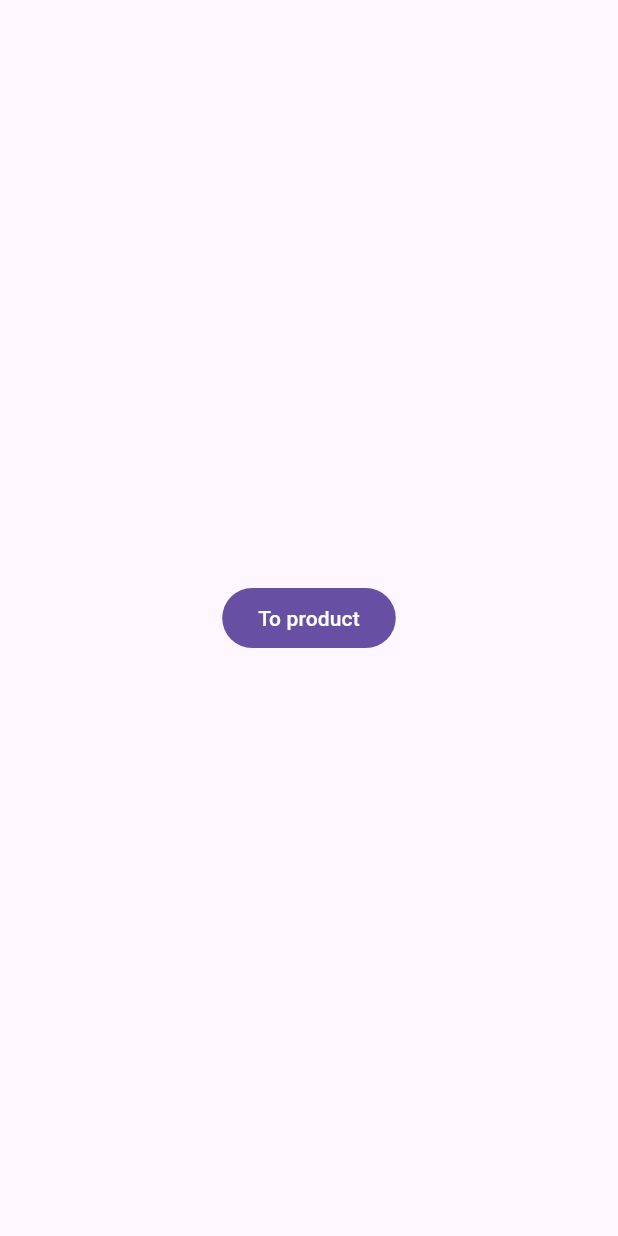
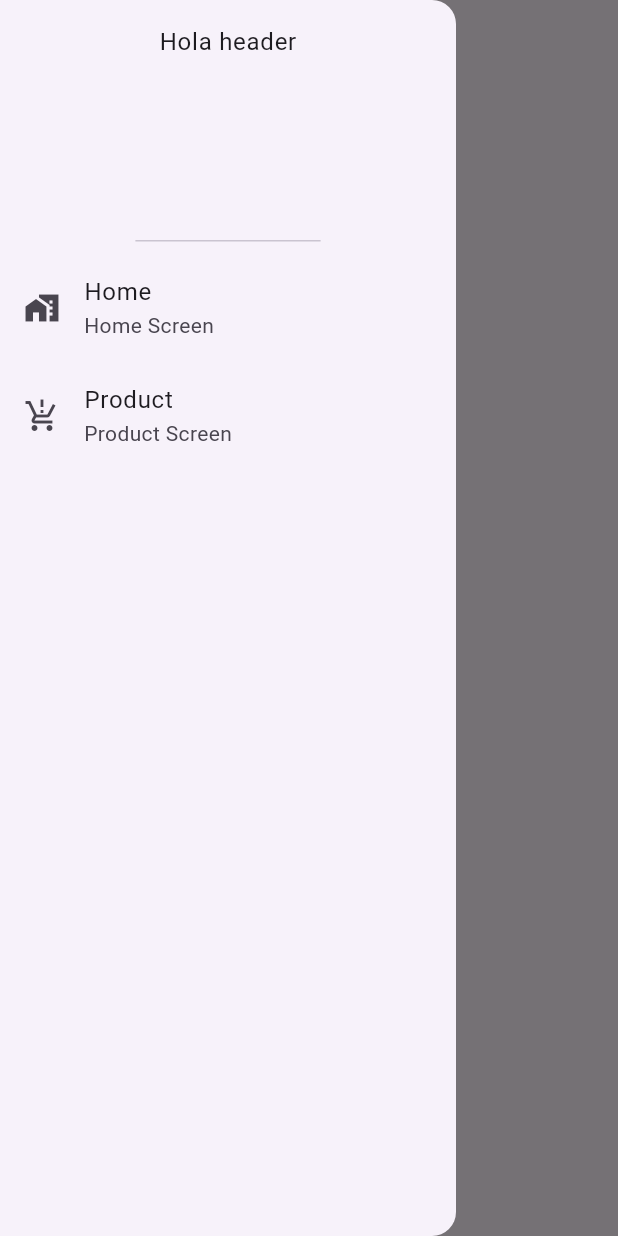
Before and after one commit to Andressalasf/proyecto_flutter_v2, a Flutter app: the screen it shows after launch, with the side drawer open (before the commit the screen has no drawer), on a phone screen of 412 x 824 dp. Run offline on Flutter 3.47's test engine with Material 3 defaults, Android fonts, the phone set to English and light mode, and no system bars; our stand-ins replace go_router.

Commit message:
Mejorando rutas y generados menu hamburguesa con drawer

```diff
--- a/demo/lib/config/router/router.dart
+++ b/demo/lib/config/router/router.dart
@@ -1,16 +1,32 @@
+import 'package:demo/config/router/router_model.dart';
 import 'package:demo/presentation/home/home_screen.dart';
 import 'package:demo/presentation/products/products_screen.dart';
+import 'package:flutter/material.dart';
 import 'package:go_router/go_router.dart';
+
+final routerConfig = <RouterModel> [
+  RouterModel(
+    name: HomeScreen.name,
+    description: "Home Screen",
+    patch: "/",
+    icon: Icons.home_work,
+    screen: (context, state) => const HomeScreen(),
+    isVisible: true,
+    tittle: "Home"),
+    RouterModel(
+    name: ProductsScreen.name,
+    description: "Product Screen",
+    patch: "/product",
+    icon: Icons.production_quantity_limits,
+    screen: (context, state) => const ProductsScreen(),
+    isVisible: true,
+    tittle: "Product")
+];
 
 final router = GoRouter(
   initialLocation: '/',
   routes: <GoRoute> [
-    GoRoute(path: '/', name: 'home', builder: (context, state){
-      return const HomeScreen();
-    }),
-    GoRoute(path: '/product', name: 'producto', builder: (context, state){
-      return const ProductsScreen();
-    })
+    ...routerConfig.map((e) => GoRoute(path: e.patch, name: e.name, builder: e.screen))
   ]
 
   );
--- a/demo/lib/main.dart
+++ b/demo/lib/main.dart
@@ -12,7 +12,7 @@ class MyApp extends StatelessWidget {
   @override
   Widget build(BuildContext context) {
     return MaterialApp.router(
-
+      debugShowCheckedModeBanner: false,
       routerConfig: router,
     );
 
--- a/demo/lib/presentation/home/home_screen.dart
+++ b/demo/lib/presentation/home/home_screen.dart
@@ -1,16 +1,22 @@
+import 'package:demo/presentation/widget/layout/drawer_widget.dart';
 import 'package:flutter/material.dart';
 import 'package:go_router/go_router.dart';
 
 class HomeScreen extends StatelessWidget {
+  static const String name = "home_screen";
   const HomeScreen({super.key});
 
   @override
   Widget build(BuildContext context) {
     return  Scaffold(
+      appBar: AppBar(title: Text("Hola home"),),
+      drawer: DrawerWidget(),
       body: Center(
-        child: FilledButton(onPressed: (){
-          context.go("/product");
-        }, child: Text("To product")),
+        child: SafeArea(
+          child: FilledButton(onPressed: (){
+            context.go("/product");
+          }, child: Text("To product")),
+        ),
       ),
     );
   }
--- a/demo/lib/presentation/products/products_screen.dart
+++ b/demo/lib/presentation/products/products_screen.dart
@@ -2,10 +2,12 @@ import 'package:flutter/material.dart';
 import 'package:go_router/go_router.dart';
 
 class ProductsScreen extends StatelessWidget {
+  static const String name = "product_screen";
   const ProductsScreen({super.key});
 
   @override
   Widget build(BuildContext context) {
+
     return Scaffold(
       body: Center(
         child: FilledButton(onPressed: (){
--- /dev/null
+++ b/demo/lib/presentation/widget/layout/drawer_widget.dart
@@ -0,0 +1,30 @@
+import 'package:demo/config/router/router.dart';
+import 'package:flutter/material.dart';
+import 'package:flutter/src/widgets/framework.dart';
+import 'package:flutter/src/widgets/placeholder.dart';
+import 'package:go_router/go_router.dart';
+
+class DrawerWidget extends StatelessWidget {
+  const DrawerWidget({super.key});
+
+  @override
+  Widget build(BuildContext context) {
+    return Drawer(
+      child: Column(
+        children: [
+          DrawerHeader(child: Text("Hola header")),
+          ...routerConfig.map((e) => ListTile(
+
+             title: Text(e.tittle),
+             onTap: () {
+               Navigator.pop(context);
+               context.go(e.patch);
+             },
+             leading: Icon(e.icon),
+             subtitle: Text(e.description),
+          ))
+        ],
+      ),
+    );
+  }
+}
```
Also changed, not shown: demo/lib/config/router/router_model.dart (added, +22 -0 lines).
